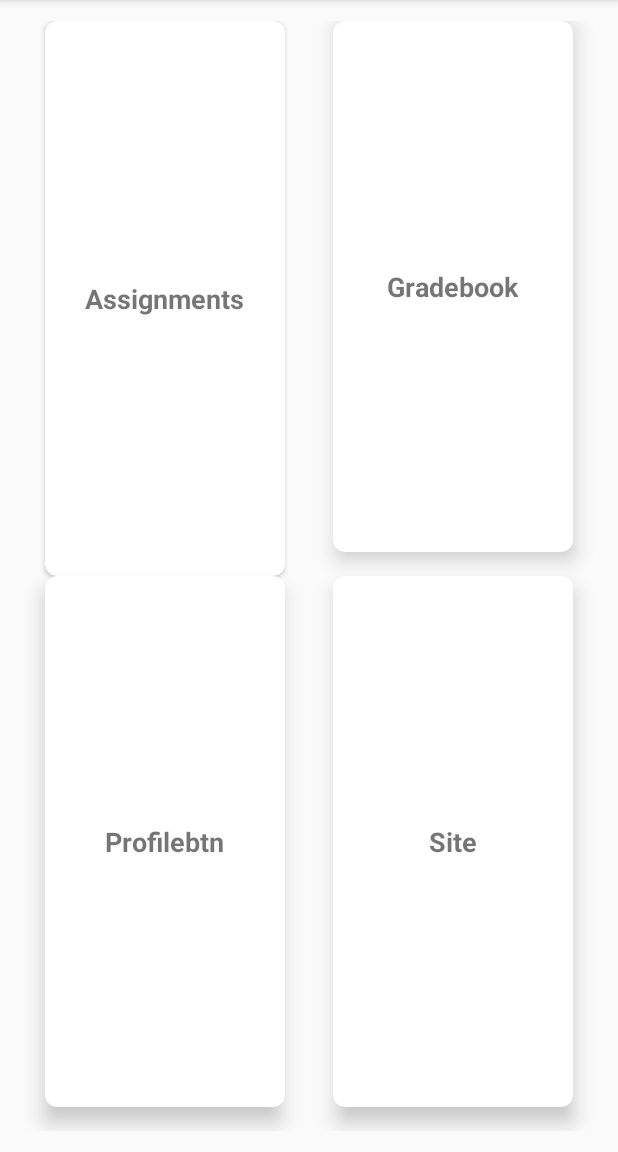
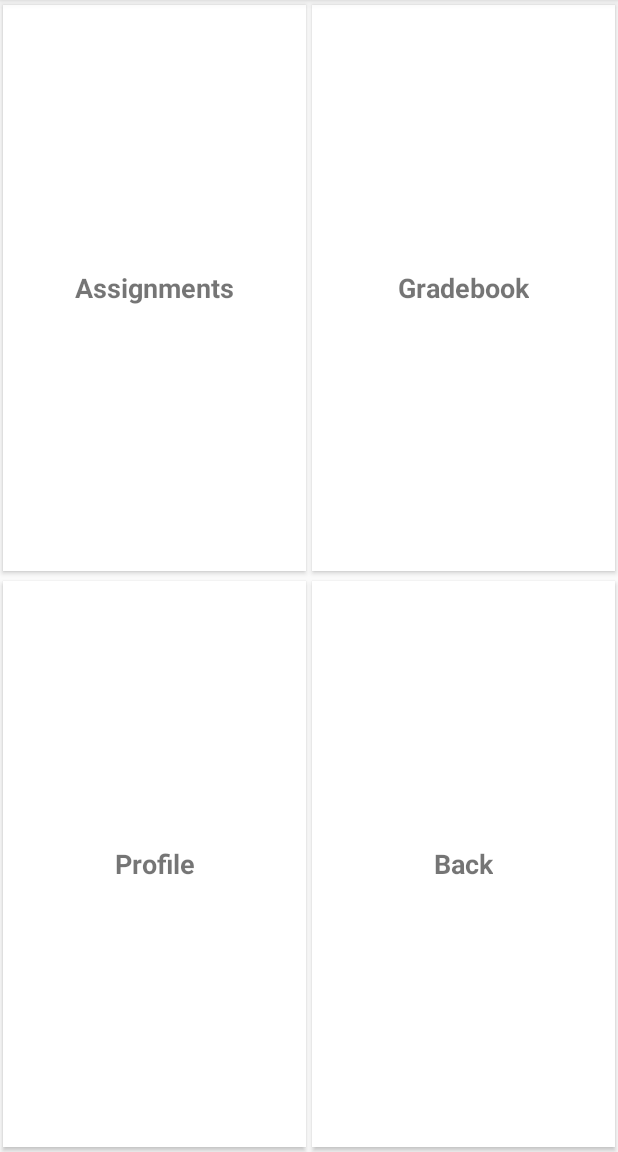
Before and after one commit to mandouss/sakai-mobile, an Android app: the eachSite screen opened directly, with no data from a screen before it, on a phone screen of 412 x 824 dp, the part 84-1236 px from its top. Run offline under Robolectric (Android 15) with nearby library versions, the phone set to English and light mode, and no system bars; 3 statements that could not run were skipped.

Commit message:
modified activity site

```diff
--- a/Sakai/app/src/main/res/layout/activity_each_site.xml
+++ b/Sakai/app/src/main/res/layout/activity_each_site.xml
@@ -1,11 +1,13 @@
 <?xml version="1.0" encoding="utf-8"?>
+
 <LinearLayout xmlns:android="http://schemas.android.com/apk/res/android"
 xmlns:tools="http://schemas.android.com/tools"
 android:layout_width="match_parent"
 android:layout_height="match_parent"
 xmlns:app="http://schemas.android.com/apk/res-auto"
 android:orientation="vertical">
-<GridLayout
+
+    <GridLayout
     android:id="@+id/navigationBar"
     android:columnCount="2"
     android:rowCount="6"
@@ -13,7 +15,7 @@ android:orientation="vertical">
     android:columnOrderPreserved="false"
     android:layout_width="match_parent"
     android:layout_height="match_parent"
-    android:padding="14dp"
+    android:padding="0dp"
     >
     <android.support.v7.widget.CardView
         android:id="@+id/Assignments"
@@ -22,9 +24,12 @@ android:orientation="vertical">
         android:layout_columnWeight="1"
         android:layout_rowWeight="1"
         android:layout_marginBottom="0dp"
-        android:layout_marginRight="16dp"
-        android:layout_marginLeft="16dp"
-        app:cardCornerRadius="8dp"
+        android:layout_marginRight="0dp"
+        android:layout_marginLeft="0dp"
+        app:cardCornerRadius="0dp"
+        app:cardPreventCornerOverlap="false"
+        app:cardUseCompatPadding="true"
+
         >
         <LinearLayout
             android:layout_gravity="center_horizontal|center_vertical"
@@ -45,11 +50,13 @@ android:orientation="vertical">
         android:layout_height="0dp"
         android:layout_columnWeight="1"
         android:layout_rowWeight="1"
-        android:layout_marginBottom="16dp"
-        android:layout_marginRight="16dp"
-        android:layout_marginLeft="16dp"
-        app:cardElevation="8dp"
-        app:cardCornerRadius="8dp"
+        android:layout_marginBottom="0dp"
+        android:layout_marginRight="0dp"
+        android:layout_marginLeft="0dp"
+        app:cardCornerRadius="0dp"
+        app:cardPreventCornerOverlap="false"
+        app:cardUseCompatPadding="true"
+
         >
         <LinearLayout
             android:layout_gravity="center_horizontal|center_vertical"
@@ -70,18 +77,20 @@ android:orientation="vertical">
         android:layout_height="0dp"
         android:layout_columnWeight="1"
         android:layout_rowWeight="1"
-        android:layout_marginBottom="16dp"
-        android:layout_marginRight="16dp"
-        android:layout_marginLeft="16dp"
-        app:cardElevation="8dp"
-        app:cardCornerRadius="8dp"
+        android:layout_marginBottom="0dp"
+        android:layout_marginRight="0dp"
+        android:layout_marginLeft="0dp"
+        app:cardCornerRadius="0dp"
+        app:cardPreventCornerOverlap="false"
+        app:cardUseCompatPadding="true"
+
         >
         <LinearLayout
             android:layout_gravity="center_horizontal|center_vertical"
             android:layout_width="wrap_content"
             android:layout_height="wrap_content">
             <TextView
-                android:text="Profilebtn"
+                android:text="Profile"
                 android:textAlignment="center"
                 android:textSize="18dp"
                 android:textStyle="bold"
@@ -95,18 +104,19 @@ android:orientation="vertical">
         android:layout_height="0dp"
         android:layout_columnWeight="1"
         android:layout_rowWeight="1"
-        android:layout_marginBottom="16dp"
-        android:layout_marginRight="16dp"
-        android:layout_marginLeft="16dp"
-        app:cardElevation="8dp"
-        app:cardCornerRadius="8dp"
+        android:layout_marginBottom="0dp"
+        android:layout_marginRight="0dp"
+        android:layout_marginLeft="0dp"
+        app:cardCornerRadius="0dp"
+        app:cardUseCompatPadding="true"
+
         >
         <LinearLayout
             android:layout_gravity="center_horizontal|center_vertical"
             android:layout_width="wrap_content"
             android:layout_height="wrap_content">
             <TextView
-                android:text="Site"
+                android:text="Back"
                 android:textAlignment="center"
                 android:textSize="18dp"
                 android:textStyle="bold"
```
